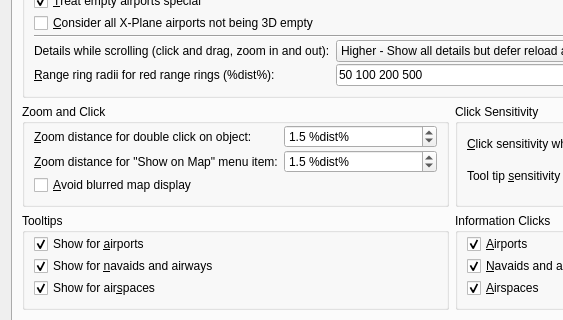
Qt form src/options/options.ui (albar965/littlenavmap) before a commit; both pictures show x 0 to 563 and y 84 to 404 of the 904 by 623 pixel window.
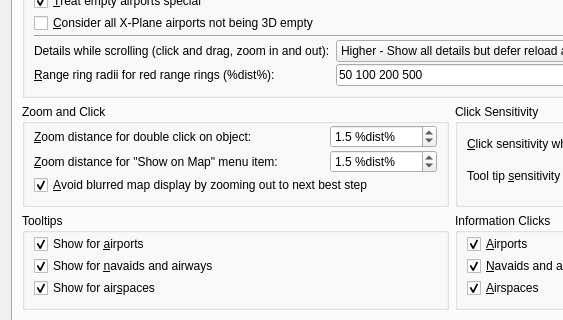
The same form after that commit. The open tabs and pages were chosen to show the change.

Commit message: Avoid blurred map display is now enabled per default because it looks too good. #254

Diff of the .ui file:
```diff
--- a/src/options/options.ui
+++ b/src/options/options.ui
@@ -773,7 +773,7 @@
             </property>
            </widget>
           </item>
-          <item row="2" column="0">
+          <item row="2" column="0" colspan="3">
            <widget class="QCheckBox" name="checkBoxOptionsMapZoomAvoidBlurred">
             <property name="toolTip">
              <string>Zooms the map one step out for actions like center flight plan or double click to achieve a sharp map display.
@@ -781,7 +781,10 @@
 Map views might be shown with a larger zoom distance than expected if this option is selected.</string>
             </property>
             <property name="text">
-             <string>&amp;Avoid blurred map display</string>
+             <string>&amp;Avoid blurred map display by zooming out to next best step</string>
+            </property>
+            <property name="checked">
+             <bool>true</bool>
             </property>
            </widget>
           </item>
```
